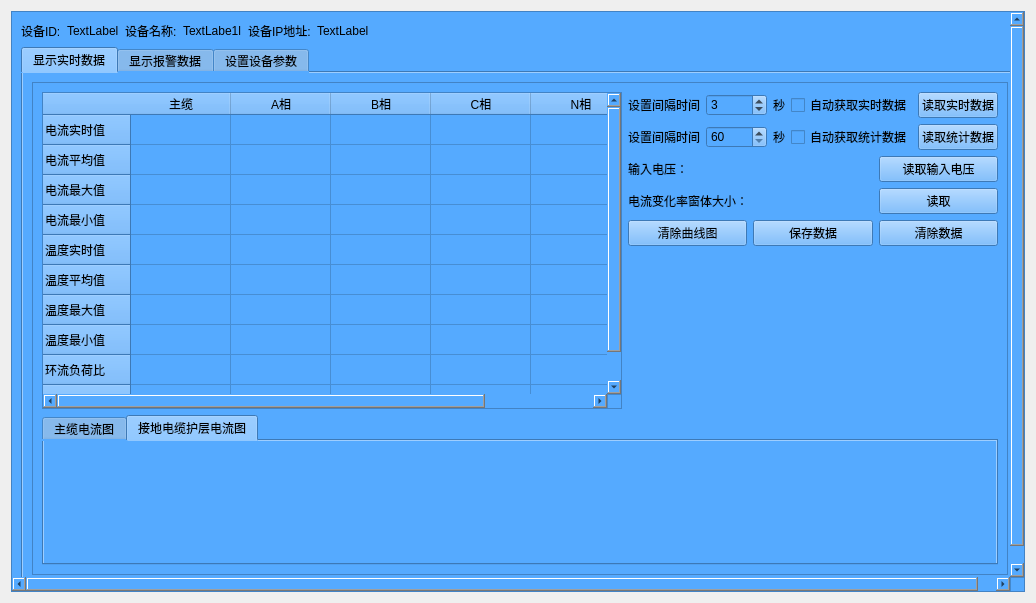
Before: the Qt Designer form cabledatawidget.ui in ounie-os/line_monitor, drawn with Qt 5.
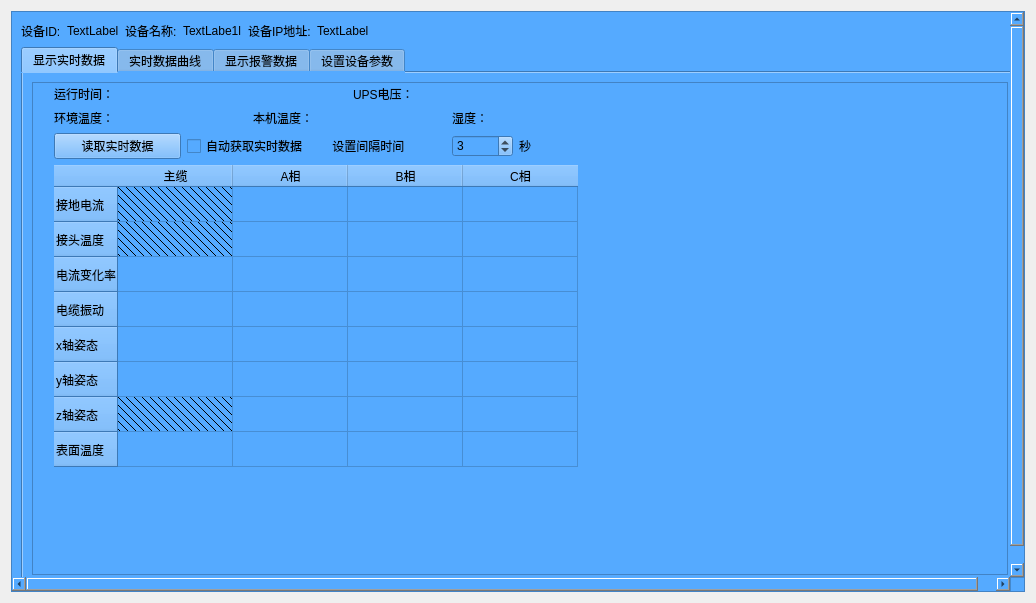
After: the same form once the commit is applied. Custom widgets are drawn as their Qt base class.

What changed in the file:
```diff
--- a/cabledatawidget.ui
+++ b/cabledatawidget.ui
@@ -137,12 +137,157 @@
                   <height>490</height>
                  </rect>
                 </property>
-                <layout class="QGridLayout" name="gridLayout">
-                 <item row="0" column="0">
-                  <layout class="QVBoxLayout" name="verticalLayout_3">
+                <widget class="QWidget" name="layoutWidget">
+                 <property name="geometry">
+                  <rect>
+                   <x>21</x>
+                   <y>2</y>
+                   <width>591</width>
+                   <height>471</height>
+                  </rect>
+                 </property>
+                 <layout class="QVBoxLayout" name="verticalLayout_7" stretch="1,6">
+                  <item>
+                   <layout class="QVBoxLayout" name="verticalLayout_3" stretch="2,1">
+                    <item>
+                     <layout class="QVBoxLayout" name="verticalLayout_2">
+                      <item>
+                       <layout class="QHBoxLayout" name="horizontalLayout_5" stretch="1,2,1,2">
+                        <item>
+                         <widget class="QLabel" name="label_14">
+                          <property name="text">
+                           <string>运行时间：</string>
+                          </property>
+                         </widget>
+                        </item>
+                        <item>
+                         <widget class="QLabel" name="label_34">
+                          <property name="text">
+                           <string/>
+                          </property>
+                          <property name="buddy">
+                           <cstring></cstring>
+                          </property>
+                         </widget>
+                        </item>
+                        <item>
+                         <widget class="QLabel" name="label_37">
+                          <property name="text">
+                           <string>UPS电压：</string>
+                          </property>
+                         </widget>
+                        </item>
+                        <item>
+                         <widget class="QLabel" name="label_38">
+                          <property name="text">
+                           <string/>
+                          </property>
+                         </widget>
+                        </item>
+                       </layout>
+                      </item>
                    <item>
                     <layout class="QHBoxLayout" name="horizontalLayout_6">
                      <item>
+                         <widget class="QLabel" name="label_43">
+                          <property name="text">
+                           <string>环境温度：</string>
+                          </property>
+                         </widget>
+                        </item>
+                        <item>
+                         <widget class="QLabel" name="label_44">
+                          <property name="text">
+                           <string/>
+                          </property>
+                         </widget>
+                        </item>
+                        <item>
+                         <widget class="QLabel" name="label_41">
+                          <property name="text">
+                           <string>本机温度：</string>
+                          </property>
+                         </widget>
+                        </item>
+                        <item>
+                         <widget class="QLabel" name="label_46">
+                          <property name="text">
+                           <string/>
+                          </property>
+                         </widget>
+                        </item>
+                        <item>
+                         <widget class="QLabel" name="label_45">
+                          <property name="text">
+                           <string>湿度：</string>
+                          </property>
+                         </widget>
+                        </item>
+                        <item>
+                         <widget class="QLabel" name="label_42">
+                          <property name="text">
+                           <string/>
+                          </property>
+                         </widget>
+                        </item>
+                       </layout>
+                      </item>
+                     </layout>
+                    </item>
+                    <item>
+                     <layout class="QHBoxLayout" name="horizontalLayout_4">
+                      <item>
+                       <widget class="QPushButton" name="pushButton_ReadRtData">
+                        <property name="text">
+                         <string>读取实时数据</string>
+                        </property>
+                       </widget>
+                      </item>
+                      <item>
+                       <widget class="QCheckBox" name="checkBox">
+                        <property name="text">
+                         <string>自动获取实时数据</string>
+                        </property>
+                       </widget>
+                      </item>
+                      <item>
+                       <widget class="QLabel" name="label_4">
+                        <property name="text">
+                         <string>    设置间隔时间</string>
+                        </property>
+                       </widget>
+                      </item>
+                      <item>
+                       <widget class="QSpinBox" name="spinBox">
+                        <property name="sizePolicy">
+                         <sizepolicy hsizetype="Fixed" vsizetype="Fixed">
+                          <horstretch>0</horstretch>
+                          <verstretch>0</verstretch>
+                         </sizepolicy>
+                        </property>
+                        <property name="minimum">
+                         <number>1</number>
+                        </property>
+                        <property name="maximum">
+                         <number>99999</number>
+                        </property>
+                        <property name="value">
+                         <number>3</number>
+                        </property>
+                       </widget>
+                      </item>
+                      <item>
+                       <widget class="QLabel" name="label_12">
+                        <property name="text">
+                         <string>秒</string>
+                        </property>
+                       </widget>
+                      </item>
+                     </layout>
+                    </item>
+                   </layout>
+                  </item>
+                  <item>
                       <widget class="QTableWidget" name="tableWidget">
                        <property name="sizePolicy">
                         <sizepolicy hsizetype="Expanding" vsizetype="Expanding">
@@ -150,54 +295,56 @@
                          <verstretch>0</verstretch>
                         </sizepolicy>
                        </property>
-                       <row>
-                        <property name="text">
-                         <string>电流实时值</string>
-                        </property>
-                       </row>
-                       <row>
-                        <property name="text">
-                         <string>电流平均值</string>
-                        </property>
-                       </row>
+                    <property name="frameShape">
+                     <enum>QFrame::NoFrame</enum>
+                    </property>
+                    <property name="midLineWidth">
+                     <number>0</number>
+                    </property>
+                    <attribute name="horizontalHeaderDefaultSectionSize">
+                     <number>115</number>
+                    </attribute>
+                    <attribute name="verticalHeaderDefaultSectionSize">
+                     <number>35</number>
+                    </attribute>
                        <row>
                         <property name="text">
-                         <string>电流最大值</string>
+                      <string>接地电流</string>
                         </property>
                        </row>
                        <row>
                         <property name="text">
-                         <string>电流最小值</string>
+                      <string>接头温度</string>
                         </property>
                        </row>
                        <row>
                         <property name="text">
-                         <string>温度实时值</string>
+                      <string>电流变化率</string>
                         </property>
                        </row>
                        <row>
                         <property name="text">
-                         <string>温度平均值</string>
+                      <string>电缆振动</string>
                         </property>
                        </row>
                        <row>
                         <property name="text">
-                         <string>温度最大值</string>
+                      <string>x轴姿态</string>
                         </property>
                        </row>
                        <row>
                         <property name="text">
-                         <string>温度最小值</string>
+                      <string>y轴姿态</string>
                         </property>
                        </row>
                        <row>
                         <property name="text">
-                         <string>环流负荷比</string>
+                      <string>z轴姿态</string>
                         </property>
                        </row>
                        <row>
                         <property name="text">
-                         <string>环流最大最小比</string>
+                      <string>表面温度</string>
                         </property>
                        </row>
                        <column>
@@ -220,222 +367,152 @@
                          <string>C相</string>
                         </property>
                        </column>
-                       <column>
+                    <item row="0" column="0">
                         <property name="text">
-                         <string>N相</string>
-                        </property>
-                       </column>
-                      </widget>
-                     </item>
-                     <item>
-                      <spacer name="horizontalSpacer_2">
-                       <property name="orientation">
-                        <enum>Qt::Horizontal</enum>
-                       </property>
-                       <property name="sizeType">
-                        <enum>QSizePolicy::Minimum</enum>
-                       </property>
-                       <property name="sizeHint" stdset="0">
-                        <size>
-                         <width>0</width>
-                         <height>20</height>
-                        </size>
-                       </property>
-                      </spacer>
-                     </item>
-                     <item>
-                      <layout class="QVBoxLayout" name="verticalLayout_2">
-                       <item>
-                        <layout class="QHBoxLayout" name="horizontalLayout_5">
-                         <item>
-                          <layout class="QHBoxLayout" name="horizontalLayout_4">
-                           <item>
-                            <widget class="QLabel" name="label_4">
+                      <string/>
+                     </property>
+                     <property name="textAlignment">
+                      <set>AlignLeft|AlignVCenter</set>
+                     </property>
+                     <property name="background">
+                      <brush brushstyle="FDiagPattern">
+                       <color alpha="255">
+                        <red>0</red>
+                        <green>0</green>
+                        <blue>0</blue>
+                       </color>
+                      </brush>
+                     </property>
+                     <property name="foreground">
+                      <brush brushstyle="NoBrush">
+                       <color alpha="255">
+                        <red>0</red>
+                        <green>0</green>
+                        <blue>0</blue>
+                       </color>
+                      </brush>
+                     </property>
+                    </item>
+                    <item row="0" column="1">
                              <property name="text">
-                              <string>设置间隔时间</string>
-                             </property>
-                            </widget>
-                           </item>
-                           <item>
-                            <widget class="QSpinBox" name="spinBox">
-                             <property name="minimum">
-                              <number>1</number>
-                             </property>
-                             <property name="maximum">
-                              <number>99999</number>
-                             </property>
-                             <property name="value">
-                              <number>3</number>
-                             </property>
-                            </widget>
-                           </item>
-                           <item>
-                            <widget class="QLabel" name="label_12">
+                      <string/>
+                     </property>
+                     <property name="background">
+                      <brush brushstyle="NoBrush">
+                       <color alpha="255">
+                        <red>0</red>
+                        <green>0</green>
+                        <blue>0</blue>
+                       </color>
+                      </brush>
+                     </property>
+                     <property name="foreground">
+                      <brush brushstyle="NoBrush">
+                       <color alpha="255">
+                        <red>0</red>
+                        <green>0</green>
+                        <blue>0</blue>
+                       </color>
+                      </brush>
+                     </property>
+                    </item>
+                    <item row="1" column="0">
                              <property name="text">
-                              <string>秒</string>
-                             </property>
-                            </widget>
-                           </item>
-                           <item>
-                            <widget class="QCheckBox" name="checkBox">
-                             <property name="text">
-                              <string>自动获取实时数据</string>
-                             </property>
-                            </widget>
-                           </item>
-                           <item>
-                            <widget class="QPushButton" name="pushButton_ReadRtData">
-                             <property name="text">
-                              <string>读取实时数据</string>
-                             </property>
-                            </widget>
-                           </item>
-                          </layout>
-                         </item>
-                        </layout>
-                       </item>
-                       <item>
-                        <layout class="QHBoxLayout" name="horizontalLayout_14">
-                         <item>
-                          <widget class="QLabel" name="label_37">
-                           <property name="text">
-                            <string>设置间隔时间</string>
-                           </property>
-                          </widget>
-                         </item>
-                         <item>
-                          <widget class="QSpinBox" name="spinBox_statistics_value">
-                           <property name="minimum">
-                            <number>60</number>
-                           </property>
-                           <property name="maximum">
-                            <number>99999</number>
-                           </property>
-                           <property name="value">
-                            <number>60</number>
-                           </property>
-                          </widget>
-                         </item>
-                         <item>
-                          <widget class="QLabel" name="label_38">
+                      <string/>
+                     </property>
+                     <property name="font">
+                      <font>
+                       <strikeout>false</strikeout>
+                      </font>
+                     </property>
+                     <property name="background">
+                      <brush brushstyle="FDiagPattern">
+                       <color alpha="255">
+                        <red>0</red>
+                        <green>0</green>
+                        <blue>0</blue>
+                       </color>
+                      </brush>
+                     </property>
+                     <property name="foreground">
+                      <brush brushstyle="FDiagPattern">
+                       <color alpha="255">
+                        <red>0</red>
+                        <green>0</green>
+                        <blue>0</blue>
+                       </color>
+                      </brush>
+                     </property>
+                    </item>
+                    <item row="6" column="0">
                            <property name="text">
-                            <string>秒</string>
-                           </property>
-                          </widget>
-                         </item>
-                         <item>
-                          <widget class="QCheckBox" name="checkBox_statistics_value">
-                           <property name="text">
-                            <string>自动获取统计数据</string>
-                           </property>
-                          </widget>
-                         </item>
-                         <item>
-                          <widget class="QPushButton" name="pushButton_statistics_value">
-                           <property name="text">
-                            <string>读取统计数据</string>
-                           </property>
-                          </widget>
-                         </item>
-                        </layout>
-                       </item>
-                       <item>
-                        <layout class="QHBoxLayout" name="horizontalLayout_15">
-                         <item>
-                          <widget class="QLabel" name="label_14">
-                           <property name="text">
-                            <string>输入电压：</string>
-                           </property>
-                          </widget>
-                         </item>
-                         <item>
-                          <widget class="QLabel" name="label_InputVol">
-                           <property name="text">
-                            <string/>
-                           </property>
-                          </widget>
-                         </item>
-                         <item>
-                          <widget class="QPushButton" name="pushButton_InputVol">
-                           <property name="text">
-                            <string>读取输入电压</string>
-                           </property>
-                          </widget>
-                         </item>
-                        </layout>
-                       </item>
-                       <item>
-                        <layout class="QHBoxLayout" name="horizontalLayout_22">
-                         <item>
-                          <widget class="QLabel" name="label_34">
-                           <property name="text">
-                            <string>电流变化率窗体大小：</string>
-                           </property>
-                          </widget>
-                         </item>
-                         <item>
-                          <widget class="QLabel" name="label_CurChangerateWindowSize">
-                           <property name="text">
-                            <string/>
-                           </property>
-                          </widget>
-                         </item>
-                         <item>
-                          <widget class="QPushButton" name="pushButton_Read_CurChangerateWindowSize">
-                           <property name="text">
-                            <string>读取</string>
-                           </property>
+                      <string/>
+                     </property>
+                     <property name="background">
+                      <brush brushstyle="FDiagPattern">
+                       <color alpha="255">
+                        <red>0</red>
+                        <green>0</green>
+                        <blue>0</blue>
+                       </color>
+                      </brush>
+                     </property>
+                     <property name="foreground">
+                      <brush brushstyle="FDiagPattern">
+                       <color alpha="255">
+                        <red>0</red>
+                        <green>0</green>
+                        <blue>0</blue>
+                       </color>
+                      </brush>
+                     </property>
+                    </item>
+                   </widget>
+                  </item>
+                 </layout>
+                </widget>
+               </widget>
                           </widget>
                          </item>
                         </layout>
-                       </item>
-                       <item>
-                        <layout class="QHBoxLayout" name="horizontalLayout_13"/>
-                       </item>
-                       <item>
-                        <layout class="QHBoxLayout" name="horizontalLayout_28">
-                         <item>
-                          <widget class="QPushButton" name="pushButton_clarChart">
-                           <property name="text">
-                            <string>清除曲线图</string>
-                           </property>
-                          </widget>
-                         </item>
-                         <item>
-                          <widget class="QPushButton" name="pushButton_save_rt_data">
-                           <property name="text">
-                            <string>保存数据</string>
-                           </property>
-                          </widget>
-                         </item>
+           </widget>
+           <widget class="QWidget" name="tab">
+            <attribute name="title">
+             <string>实时数据曲线</string>
+            </attribute>
+            <widget class="QWidget" name="layoutWidget">
+             <property name="geometry">
+              <rect>
+               <x>31</x>
+               <y>20</y>
+               <width>721</width>
+               <height>401</height>
+              </rect>
+             </property>
+             <layout class="QVBoxLayout" name="verticalLayout_8" stretch="1,1">
                          <item>
-                          <widget class="QPushButton" name="pushButton_clear_rt_data">
-                           <property name="text">
-                            <string>清除数据</string>
-                           </property>
-                          </widget>
-                         </item>
-                        </layout>
-                       </item>
-                       <item>
-                        <spacer name="verticalSpacer">
-                         <property name="orientation">
-                          <enum>Qt::Vertical</enum>
-                         </property>
-                         <property name="sizeType">
-                          <enum>QSizePolicy::Expanding</enum>
-                         </property>
-                         <property name="sizeHint" stdset="0">
+               <widget class="QTabWidget" name="tabWidget_chart_2">
+                <property name="sizePolicy">
+                 <sizepolicy hsizetype="Preferred" vsizetype="Minimum">
+                  <horstretch>0</horstretch>
+                  <verstretch>0</verstretch>
+                 </sizepolicy>
+                </property>
+                <property name="minimumSize">
                           <size>
-                           <width>20</width>
-                           <height>170</height>
-                          </size>
-                         </property>
-                        </spacer>
-                       </item>
-                      </layout>
-                     </item>
-                    </layout>
+                  <width>150</width>
+                  <height>150</height>
+                 </size>
+                </property>
+                <property name="currentIndex">
+                 <number>0</number>
+                </property>
+                <widget class="trendPlot" name="tab_groundCable_2">
+                 <attribute name="title">
+                  <string>接地电缆接头温度图</string>
+                 </attribute>
+                </widget>
+               </widget>
                    </item>
                    <item>
                     <widget class="QTabWidget" name="tabWidget_chart">
@@ -464,15 +541,15 @@
                        <string>接地电缆护层电流图</string>
                       </attribute>
                      </widget>
-                    </widget>
-                   </item>
-                  </layout>
-                 </item>
-                </layout>
+                <widget class="trendPlot" name="tab_mainCable">
+                 <attribute name="title">
+                  <string>主缆电流图</string>
+                 </attribute>
+                </widget>
                </widget>
-              </widget>
-             </item>
-            </layout>
+              </item>
+             </layout>
+            </widget>
            </widget>
            <widget class="QWidget" name="tab_alarm_value">
             <attribute name="title">
```
Left out of the diff: 13 changed lines with no effect on the pictures. Lines whose indentation alone changed are shown as unchanged.
